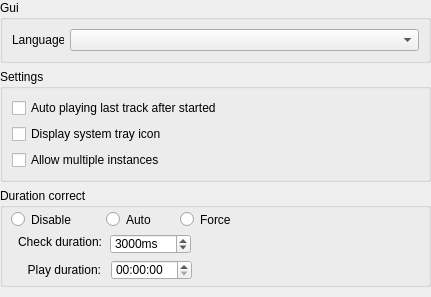
Qt form desktop/app/gui/dialogs/optiongeneral.ui (theall/Foreplayer) before a commit.
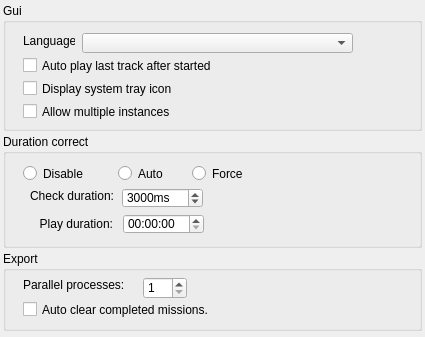
The same form after that commit.

Commit message: 1.add project noconsole 2.add export controller

```diff
--- a/desktop/app/gui/dialogs/optiongeneral.ui
+++ b/desktop/app/gui/dialogs/optiongeneral.ui
@@ -6,79 +6,117 @@
    <rect>
     <x>0</x>
     <y>0</y>
-    <width>431</width>
-    <height>297</height>
+    <width>425</width>
+    <height>337</height>
    </rect>
   </property>
   <property name="windowTitle">
    <string>Form</string>
   </property>
-  <layout class="QVBoxLayout" name="verticalLayout_2">
+  <layout class="QVBoxLayout" name="verticalLayout">
+   <property name="spacing">
+    <number>3</number>
+   </property>
    <property name="leftMargin">
-    <number>0</number>
+    <number>3</number>
    </property>
    <property name="topMargin">
-    <number>0</number>
+    <number>3</number>
    </property>
    <property name="rightMargin">
-    <number>0</number>
+    <number>3</number>
    </property>
    <property name="bottomMargin">
-    <number>0</number>
+    <number>3</number>
    </property>
-   <item>
-    <widget class="QGroupBox" name="groupBox_2">
-     <property name="title">
-      <string>Gui</string>
-     </property>
-     <layout class="QHBoxLayout" name="horizontalLayout">
-      <item>
-       <widget class="QLabel" name="label_2">
-        <property name="maximumSize">
-         <size>
-          <width>52</width>
-          <height>20</height>
-         </size>
-        </property>
-        <property name="text">
-         <string>Language:</string>
-        </property>
-       </widget>
-      </item>
-      <item>
-       <widget class="QComboBox" name="cmbLanguage"/>
-      </item>
-     </layout>
-    </widget>
-   </item>
    <item>
     <widget class="QGroupBox" name="groupBox_3">
+     <property name="enabled">
+      <bool>true</bool>
+     </property>
+     <property name="sizePolicy">
+      <sizepolicy hsizetype="Preferred" vsizetype="Preferred">
+       <horstretch>0</horstretch>
+       <verstretch>0</verstretch>
+      </sizepolicy>
+     </property>
+     <property name="minimumSize">
+      <size>
+       <width>0</width>
+       <height>128</height>
+      </size>
+     </property>
      <property name="title">
-      <string>Settings</string>
+      <string>Gui</string>
      </property>
-     <layout class="QVBoxLayout" name="verticalLayout">
-      <item>
-       <widget class="QCheckBox" name="ckbAutoPlay">
-        <property name="text">
-         <string>Auto playing last track after started</string>
-        </property>
-       </widget>
-      </item>
-      <item>
-       <widget class="QCheckBox" name="ckbTrayIcon">
-        <property name="text">
-         <string>Display system tray icon</string>
-        </property>
-       </widget>
-      </item>
-      <item>
-       <widget class="QCheckBox" name="ckbMultiInstance">
-        <property name="text">
-         <string>Allow multiple instances</string>
-        </property>
-       </widget>
-      </item>
-     </layout>
+     <widget class="QCheckBox" name="ckbAutoPlay">
+      <property name="geometry">
+       <rect>
+        <x>20</x>
+        <y>54</y>
+        <width>246</width>
+        <height>17</height>
+       </rect>
+      </property>
+      <property name="text">
+       <string>Auto play last track after started</string>
+      </property>
+     </widget>
+     <widget class="QCheckBox" name="ckbTrayIcon">
+      <property name="geometry">
+       <rect>
+        <x>20</x>
+        <y>77</y>
+        <width>168</width>
+        <height>17</height>
+       </rect>
+      </property>
+      <property name="text">
+       <string>Display system tray icon</string>
+      </property>
+     </widget>
+     <widget class="QCheckBox" name="ckbMultiInstance">
+      <property name="geometry">
+       <rect>
+        <x>20</x>
+        <y>100</y>
+        <width>168</width>
+        <height>17</height>
+       </rect>
+      </property>
+      <property name="text">
+       <string>Allow multiple instances</string>
+      </property>
+     </widget>
+     <widget class="QLabel" name="label_2">
+      <property name="geometry">
+       <rect>
+        <x>20</x>
+        <y>30</y>
+        <width>52</width>
+        <height>16</height>
+       </rect>
+      </property>
+      <property name="maximumSize">
+       <size>
+        <width>52</width>
+        <height>20</height>
+       </size>
+      </property>
+      <property name="text">
+       <string>Language:</string>
+      </property>
+     </widget>
+     <widget class="QComboBox" name="cmbLanguage">
+      <property name="geometry">
+       <rect>
+        <x>79</x>
+        <y>30</y>
+        <width>271</width>
+        <height>20</height>
+       </rect>
+      </property>
+     </widget>
     </widget>
    </item>
    <item>
@@ -86,7 +124,7 @@
      <property name="minimumSize">
       <size>
        <width>0</width>
-       <height>99</height>
+       <height>114</height>
       </size>
      </property>
      <property name="title">
@@ -95,8 +133,8 @@
      <widget class="QRadioButton" name="rbAuto">
       <property name="geometry">
        <rect>
-        <x>106</x>
-        <y>23</y>
+        <x>115</x>
+        <y>31</y>
         <width>47</width>
         <height>17</height>
        </rect>
@@ -111,8 +149,8 @@
      <widget class="QRadioButton" name="rbForce">
       <property name="geometry">
        <rect>
-        <x>180</x>
-        <y>23</y>
+        <x>189</x>
+        <y>31</y>
         <width>53</width>
         <height>17</height>
        </rect>
@@ -127,8 +165,8 @@
      <widget class="QRadioButton" name="rbDisable">
       <property name="geometry">
        <rect>
-        <x>11</x>
-        <y>23</y>
+        <x>20</x>
+        <y>31</y>
         <width>65</width>
         <height>17</height>
        </rect>
@@ -143,8 +181,8 @@
      <widget class="QSpinBox" name="sbCheckDuration">
       <property name="geometry">
        <rect>
-        <x>110</x>
-        <y>46</y>
+        <x>119</x>
+        <y>54</y>
         <width>81</width>
         <height>20</height>
        </rect>
@@ -168,8 +206,8 @@
      <widget class="QLabel" name="label_3">
       <property name="geometry">
        <rect>
-        <x>11</x>
-        <y>46</y>
+        <x>20</x>
+        <y>54</y>
         <width>91</width>
         <height>16</height>
        </rect>
@@ -184,8 +222,8 @@
      <widget class="QTimeEdit" name="tePlayDuration">
       <property name="geometry">
        <rect>
-        <x>111</x>
-        <y>72</y>
+        <x>120</x>
+        <y>80</y>
         <width>81</width>
         <height>20</height>
        </rect>
@@ -197,8 +235,8 @@
      <widget class="QLabel" name="label">
       <property name="geometry">
        <rect>
-        <x>10</x>
-        <y>72</y>
+        <x>19</x>
+        <y>80</y>
         <width>91</width>
         <height>20</height>
        </rect>
@@ -212,6 +250,61 @@
      </widget>
     </widget>
    </item>
+   <item>
+    <widget class="QGroupBox" name="groupBox_4">
+     <property name="minimumSize">
+      <size>
+       <width>0</width>
+       <height>80</height>
+      </size>
+     </property>
+     <property name="title">
+      <string>Export</string>
+     </property>
+     <widget class="QLabel" name="label_4">
+      <property name="geometry">
+       <rect>
+        <x>20</x>
+        <y>26</y>
+        <width>121</width>
+        <height>16</height>
+       </rect>
+      </property>
+      <property name="text">
+       <string>Parallel processes:</string>
+      </property>
+     </widget>
+     <widget class="QSpinBox" name="sbParallels">
+      <property name="geometry">
+       <rect>
+        <x>140</x>
+        <y>26</y>
+        <width>44</width>
+        <height>22</height>
+       </rect>
+      </property>
+      <property name="minimum">
+       <number>1</number>
+      </property>
+      <property name="maximum">
+       <number>4</number>
+      </property>
+     </widget>
+     <widget class="QCheckBox" name="ckbAutoClearMission">
+      <property name="geometry">
+       <rect>
+        <x>20</x>
+        <y>50</y>
+        <width>361</width>
+        <height>17</height>
+       </rect>
+      </property>
+      <property name="text">
+       <string>Auto clear completed missions.</string>
+      </property>
+     </widget>
+    </widget>
+   </item>
    <item>
     <spacer name="verticalSpacer">
      <property name="orientation">
```
The commit also changes 51 other files.
